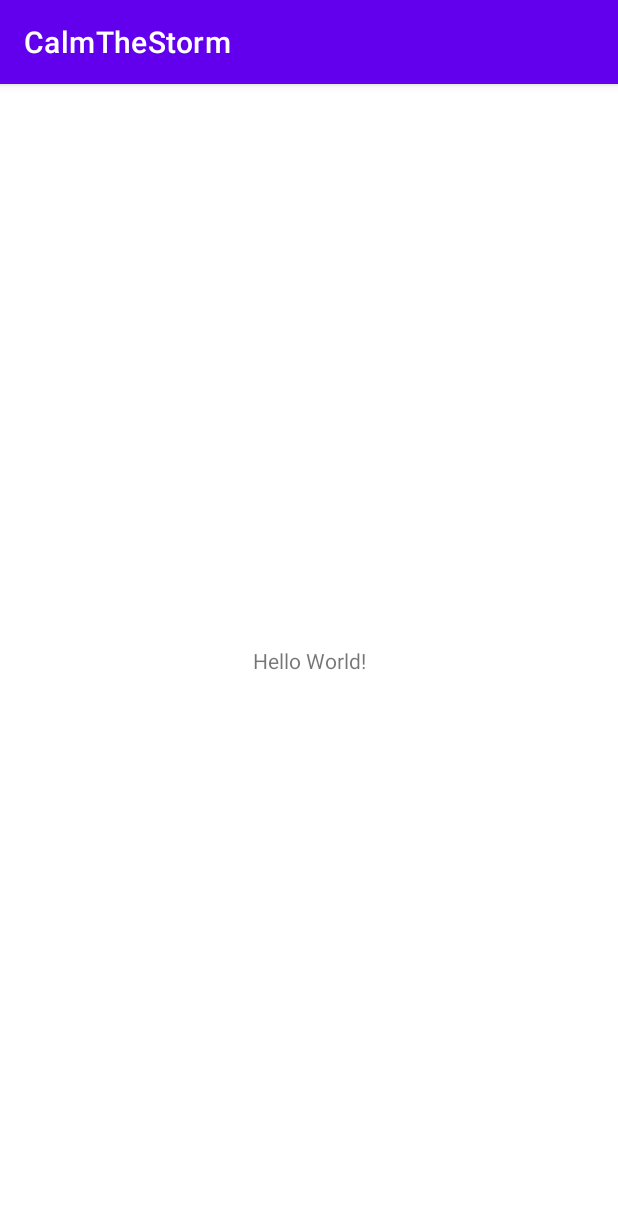
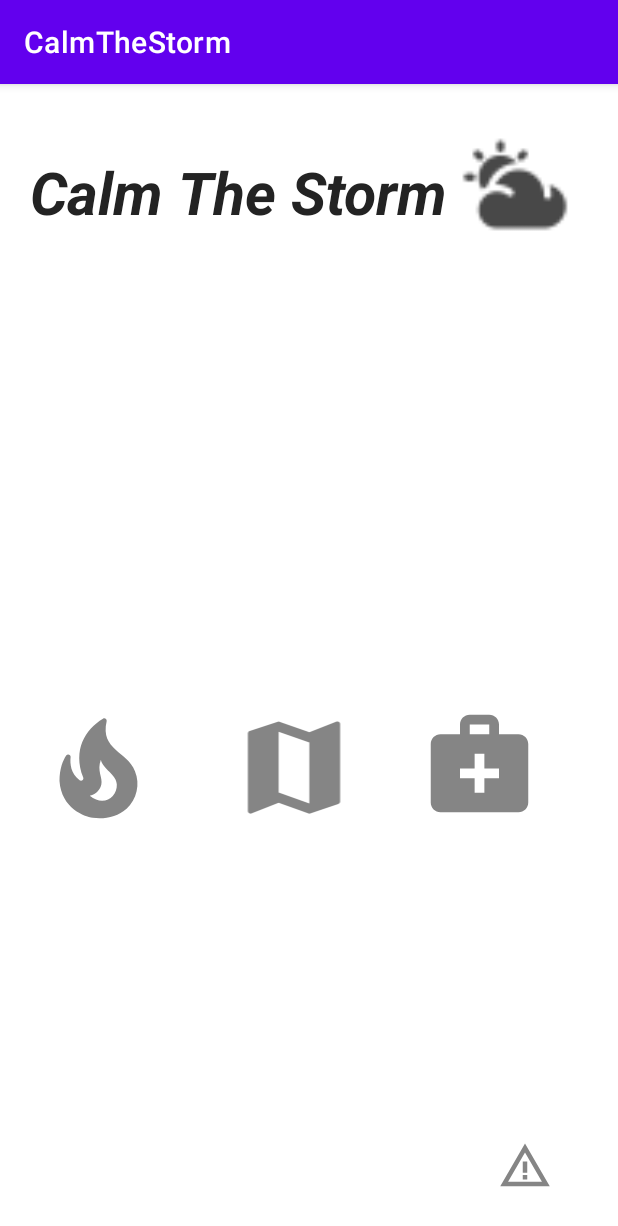
Before and after one commit to MatinMirzaei/CalmTheStorm, an Android app: the screen it shows after launch (MainActivity), on a phone screen of 412 x 824 dp. Shown: the top 1226 px of the screen. Run offline under Robolectric (Android 15) with nearby library versions, the phone set to English and light mode, and no system bars.

Commit message:
updated activity_main.xml

```diff
--- a/app/src/main/res/layout/activity_main.xml
+++ b/app/src/main/res/layout/activity_main.xml
@@ -6,13 +6,102 @@
     android:layout_height="match_parent"
     tools:context=".MainActivity">
 
+
+    <ImageView
+        android:id="@+id/imageView4"
+        android:layout_width="77dp"
+        android:layout_height="79dp"
+        android:layout_marginStart="288dp"
+        android:layout_marginLeft="288dp"
+        android:layout_marginBottom="24dp"
+        android:contentDescription="TODO"
+        android:src="@drawable/calmed_storm"
+        app:layout_constraintBottom_toBottomOf="parent"
+        app:layout_constraintEnd_toEndOf="parent"
+        app:layout_constraintHorizontal_bias="0.351"
+        app:layout_constraintStart_toStartOf="parent"
+        app:layout_constraintTop_toTopOf="parent"
+        app:layout_constraintVertical_bias="0.041">
+
+    </ImageView>
+
+    <ImageView
+        android:layout_width="88dp"
+        android:layout_height="82dp"
+        android:layout_marginStart="152dp"
+        android:layout_marginLeft="152dp"
+        android:contentDescription="TODO"
+        android:src="@drawable/safe_map"
+        app:layout_constraintBottom_toBottomOf="parent"
+        app:layout_constraintStart_toStartOf="parent"
+        app:layout_constraintTop_toTopOf="parent"
+        app:layout_constraintVertical_bias="0.604">
+
+    </ImageView>
+
+    <ImageView
+        android:layout_width="79dp"
+        android:layout_height="78dp"
+        android:layout_marginStart="280dp"
+        android:layout_marginLeft="280dp"
+        android:contentDescription="TODO"
+        android:src="@drawable/survivol_kit"
+        app:layout_constraintBottom_toBottomOf="parent"
+        app:layout_constraintStart_toStartOf="parent"
+        app:layout_constraintTop_toTopOf="parent"
+        app:layout_constraintVertical_bias="0.6">
+
+    </ImageView>
+
+    <ImageView
+        android:id="@+id/imageView3"
+        android:layout_width="99dp"
+        android:layout_height="78dp"
+        android:layout_marginStart="16dp"
+        android:layout_marginLeft="16dp"
+        android:contentDescription="TODO"
+        android:src="@drawable/disaster_info"
+        app:layout_constraintBottom_toBottomOf="parent"
+        app:layout_constraintStart_toStartOf="parent"
+        app:layout_constraintTop_toTopOf="parent"
+        app:layout_constraintVertical_bias="0.606">
+
+    </ImageView>
+
+    <ImageView
+        android:layout_width="44dp"
+        android:layout_height="36dp"
+        android:layout_marginStart="328dp"
+        android:layout_marginLeft="328dp"
+        android:contentDescription="TODO"
+        android:src="@drawable/disaster_alert"
+        app:layout_constraintBottom_toBottomOf="parent"
+        app:layout_constraintStart_toStartOf="parent"
+        app:layout_constraintTop_toTopOf="parent"
+        app:layout_constraintVertical_bias="0.961">
+
+    </ImageView>
+
     <TextView
-        android:layout_width="wrap_content"
-        android:layout_height="wrap_content"
-        android:text="Hello World!"
-        app:layout_constraintBottom_toBottomOf="parent"
-        app:layout_constraintLeft_toLeftOf="parent"
-        app:layout_constraintRight_toRightOf="parent"
-        app:layout_constraintTop_toTopOf="parent" />
+        android:id="@+id/textView"
+        style="@style/Widget.AppCompat.TextView"
+        android:layout_width="295dp"
+        android:layout_height="77dp"
+        android:layout_marginStart="23dp"
+        android:layout_marginLeft="23dp"
+        android:layout_marginTop="34dp"
+        android:layout_marginEnd="3dp"
+        android:layout_marginRight="3dp"
+        android:text="Calm The Storm"
+        android:textColor="#232323"
+        android:textSize="39sp"
+        android:textStyle="bold|italic"
+        app:layout_constraintBottom_toTopOf="@+id/imageView3"
+        app:layout_constraintEnd_toStartOf="@+id/imageView4"
+        app:layout_constraintHorizontal_bias="0.212"
+        app:layout_constraintStart_toStartOf="parent"
+        app:layout_constraintTop_toTopOf="parent"
+        app:layout_constraintVertical_bias="0.036" />
+
 
 </androidx.constraintlayout.widget.ConstraintLayout>
--- a/app/src/main/res/mipmap-anydpi-v26/ic_launcher.xml
+++ /dev/null
@@ -1,5 +0,0 @@
-<?xml version="1.0" encoding="utf-8"?>
-<adaptive-icon xmlns:android="http://schemas.android.com/apk/res/android">
-    <background android:drawable="@drawable/ic_launcher_background" />
-    <foreground android:drawable="@drawable/ic_launcher_foreground" />
-</adaptive-icon>
--- a/app/src/main/res/mipmap-anydpi-v26/ic_launcher_round.xml
+++ /dev/null
@@ -1,5 +0,0 @@
-<?xml version="1.0" encoding="utf-8"?>
-<adaptive-icon xmlns:android="http://schemas.android.com/apk/res/android">
-    <background android:drawable="@drawable/ic_launcher_background" />
-    <foreground android:drawable="@drawable/ic_launcher_foreground" />
-</adaptive-icon>
--- /dev/null
+++ b/app/src/main/res/values/ic_banner_background.xml
@@ -0,0 +1,4 @@
+<?xml version="1.0" encoding="utf-8"?>
+<resources>
+    <color name="ic_banner_background">#FFFFFF</color>
+</resources>
```
Also changed, not shown: app/src/main/res/drawable-anydpi/calm.xml (deleted, +0 -11 lines), app/src/main/res/drawable-v24/ic_launcher_foreground.xml (deleted, +0 -30 lines), app/src/main/res/drawable/ic_launcher_background.xml (deleted, +0 -170 lines), app/src/main/res/drawable-hdpi/calm.png (deleted), app/src/main/res/drawable-hdpi/calmed_storm.png (added), app/src/main/res/drawable-mdpi/calm.png (deleted), app/src/main/res/drawable-mdpi/calmed_storm.png (added), app/src/main/res/drawable-xhdpi/calm.png (deleted), app/src/main/res/drawable-xhdpi/calmed_storm.png (added), app/src/main/res/drawable-xxhdpi/calm.png (deleted), app/src/main/res/drawable-xxhdpi/calmed_storm.png (added), app/src/main/res/drawable-xxxhdpi/calmed_storm.png (added), app/src/main/res/mipmap-xhdpi/calm_the_storm.png (added), app/src/main/res/mipmap-xhdpi/ic_banner.png (added).
